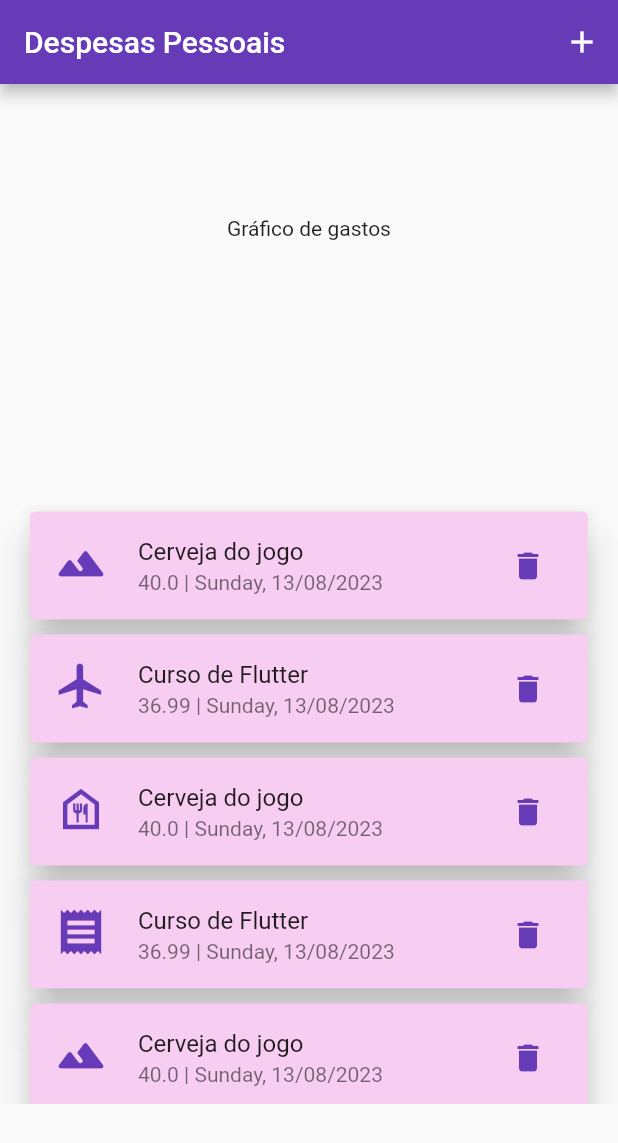
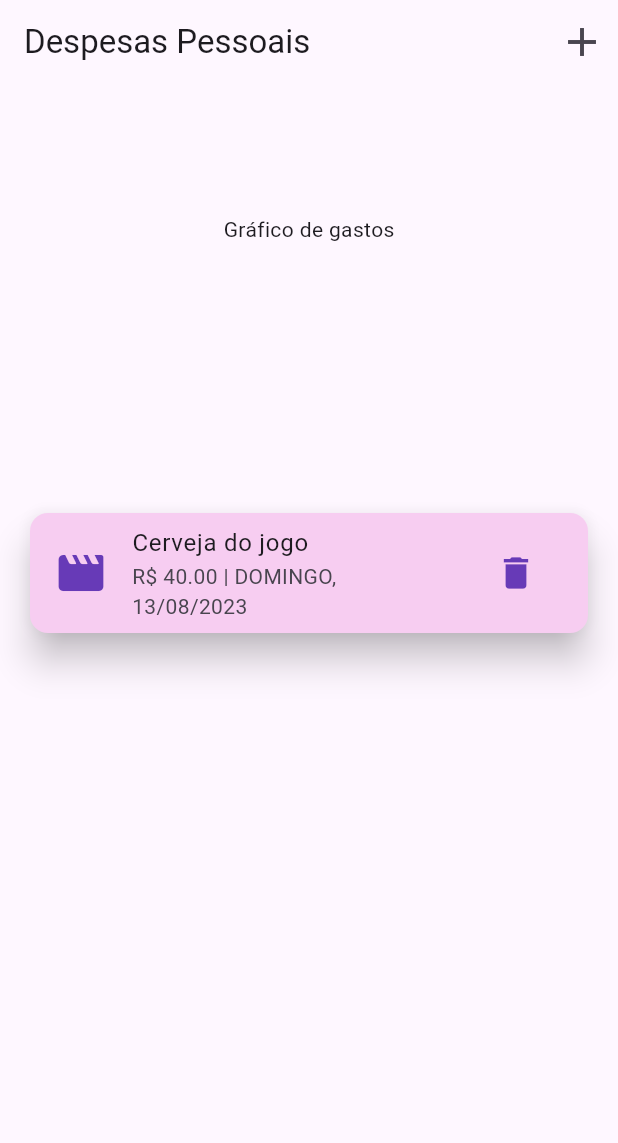
Before and after one commit to Gustaviusss/personal_expenses_app, a Flutter app: the screen it shows after launch, after a tap on the "delete" icon, on a phone screen of 412 x 824 dp. Shown: the top 1143 px of the screen. Run offline on Flutter 3.47's test engine with Material 2 defaults, Android fonts, the phone set to English and light mode, and no system bars.

Commit message:
expenses card finished and added style configurations

```diff
--- a/lib/expenses.dart
+++ b/lib/expenses.dart
@@ -1,7 +1,6 @@
 import 'package:flutter/material.dart';
 import 'package:personal_expenses_app/models/expense_model.dart';
 import 'package:personal_expenses_app/widgets/expenses_list_widget.dart';
-import 'package:intl/intl.dart';
 
 class Expenses extends StatefulWidget {
   const Expenses({super.key});
@@ -15,50 +14,26 @@ class _ExpensesState extends State<Expenses> {
     ExpenseModel(
         title: 'Curso de Flutter',
         amount: 36.99,
-        date: DateFormat('EEEE, dd/MM/yyyy').format(DateTime.now()),
+        date: DateTime.now(),
         category: Category.contas),
     ExpenseModel(
         title: 'Cerveja do jogo',
         amount: 40.00,
-        date: DateFormat('EEEE, dd/MM/yyyy').format(DateTime.now()),
+        date: DateTime.now(),
         category: Category.lazer),
-    ExpenseModel(
-        title: 'Curso de Flutter',
-        amount: 36.99,
-        date: DateFormat('EEEE, dd/MM/yyyy').format(DateTime.now()),
-        category: Category.viagem),
-    ExpenseModel(
-        title: 'Cerveja do jogo',
-        amount: 40.00,
-        date: DateFormat('EEEE, dd/MM/yyyy').format(DateTime.now()),
-        category: Category.alimentacao),
-    ExpenseModel(
-        title: 'Curso de Flutter',
-        amount: 36.99,
-        date: DateFormat('EEEE, dd/MM/yyyy').format(DateTime.now()),
-        category: Category.contas),
-    ExpenseModel(
-        title: 'Cerveja do jogo',
-        amount: 40.00,
-        date: DateFormat('EEEE, dd/MM/yyyy').format(DateTime.now()),
-        category: Category.lazer),
-    ExpenseModel(
-        title: 'Curso de Flutter',
-        amount: 36.99,
-        date: DateFormat('EEEE, dd/MM/yyyy').format(DateTime.now()),
-        category: Category.viagem),
-    ExpenseModel(
-        title: 'Cerveja do jogo',
-        amount: 40.00,
-        date: DateFormat('EEEE, dd/MM/yyyy').format(DateTime.now()),
-        category: Category.alimentacao),
   ];
   @override
   Widget build(BuildContext context) {
     return Scaffold(
       appBar: AppBar(
         title: const Text('Despesas Pessoais'),
-        actions: [IconButton(onPressed: () {}, icon: const Icon(Icons.add))],
+        actions: [
+          IconButton(
+            onPressed: () {},
+            icon: const Icon(Icons.add),
+            iconSize: 32,
+          )
+        ],
       ),
       body: Center(
         child:
@@ -66,7 +41,28 @@ class _ExpensesState extends State<Expenses> {
           const Text('Gráfico de gastos'),
           SizedBox(
               height: 400,
-              child: ExpensesListWidget(expenses: _registeredExpenses))
+              child: _registeredExpenses.isNotEmpty
+                  ? ExpensesListWidget(expenses: _registeredExpenses)
+                  : Center(
+                      child: Column(
+                        mainAxisAlignment: MainAxisAlignment.center,
+                        children: [
+                          Icon(
+                            Icons.attach_money,
+                            size: 80,
+                            color: Colors.grey[600],
+                          ),
+                          Text(
+                            'Não há transações no momento',
+                            textAlign: TextAlign.center,
+                            style: TextStyle(
+                                fontSize: 24,
+                                fontStyle: FontStyle.italic,
+                                color: Colors.grey[700]),
+                          )
+                        ],
+                      ),
+                    ))
         ]),
       ),
     );
--- a/lib/main.dart
+++ b/lib/main.dart
@@ -1,11 +1,15 @@
 import 'package:flutter/material.dart';
 import 'package:personal_expenses_app/expenses.dart';
+import 'package:intl/date_symbol_data_local.dart';
 
 void main() {
-  runApp(
-    MaterialApp(
-        theme:
-            ThemeData(appBarTheme: const AppBarTheme(color: Colors.deepPurple)),
-        home: Expenses()),
-  );
+  initializeDateFormatting('pt_BR', null).then((_) {
+    runApp(
+      MaterialApp(
+        theme: ThemeData(useMaterial3: true),
+        // ThemeData(appBarTheme: const AppBarTheme(color: Colors.deepPurple)),
+        home: const Expenses(),
+      ),
+    );
+  });
 }
--- a/lib/models/expense_model.dart
+++ b/lib/models/expense_model.dart
@@ -1,8 +1,17 @@
+import 'package:flutter/material.dart';
 import 'package:uuid/uuid.dart';
+import 'package:intl/intl.dart';
 
 const uuid = Uuid();
 
 enum Category { alimentacao, viagem, lazer, contas }
+
+const categoryIcons = {
+  Category.alimentacao: Icons.dining_rounded,
+  Category.contas: Icons.receipt_long_rounded,
+  Category.lazer: Icons.movie_creation_rounded,
+  Category.viagem: Icons.flight
+};
 
 class ExpenseModel {
   ExpenseModel(
@@ -15,6 +24,10 @@ class ExpenseModel {
   final String id;
   final String title;
   final double amount;
-  final String date;
+  final DateTime date;
   final Category category;
+
+  String get formattedDate {
+    return DateFormat('EEEE, dd/MM/yyyy', 'pt_BR').format(date).toUpperCase();
+  }
 }
--- /dev/null
+++ b/lib/widgets/expense_card_widget.dart
@@ -0,0 +1,35 @@
+import 'package:flutter/material.dart';
+import 'package:personal_expenses_app/models/expense_model.dart';
+
+class ExpenseCard extends StatelessWidget {
+  const ExpenseCard(
+      {super.key, required this.expense, required this.removeExpense});
+
+  final ExpenseModel expense;
+  final void Function() removeExpense;
+
+  @override
+  Widget build(BuildContext context) {
+    return Card(
+      margin: const EdgeInsets.symmetric(horizontal: 20, vertical: 5),
+      color: const Color.fromARGB(255, 247, 205, 241),
+      elevation: 10,
+      child: ListTile(
+        trailing: IconButton(
+            iconSize: 28,
+            onPressed: removeExpense,
+            icon: const Icon(
+              Icons.delete,
+            )),
+        iconColor: Colors.deepPurple,
+        leading: Icon(
+          categoryIcons[expense.category],
+          size: 36,
+        ),
+        title: Text(expense.title),
+        subtitle: Text("R\$ "
+            "${expense.amount.toStringAsFixed(2)} | ${expense.formattedDate}"),
+      ),
+    );
+  }
+}
--- a/lib/widgets/expenses_list_widget.dart
+++ b/lib/widgets/expenses_list_widget.dart
@@ -1,5 +1,6 @@
 import 'package:flutter/material.dart';
 import 'package:personal_expenses_app/models/expense_model.dart';
+import 'package:personal_expenses_app/widgets/expense_card_widget.dart';
 
 class ExpensesListWidget extends StatefulWidget {
   const ExpensesListWidget({super.key, required this.expenses});
@@ -11,56 +12,20 @@ class ExpensesListWidget extends StatefulWidget {
 }
 
 class _ExpensesListWidgetState extends State<ExpensesListWidget> {
-  @override
-  Widget build(BuildContext context) {
-    IconData? selectedIcon;
-    IconData? getIcon({required Category category}) {
-      switch (category) {
-        case Category.alimentacao:
-          selectedIcon = Icons.food_bank_outlined;
-          break;
-        case (Category.contas):
-          selectedIcon = Icons.receipt;
-          break;
-        case (Category.lazer):
-          selectedIcon = Icons.terrain_rounded;
-          break;
-        case (Category.viagem):
-          selectedIcon = Icons.flight;
-          break;
-        default:
-          selectedIcon = Icons.menu;
-      }
-      return selectedIcon;
-    }
-
   void removeExpense(index) {
     setState(() {
       widget.expenses.remove(index);
     });
   }
 
+  @override
+  Widget build(BuildContext context) {
     return ListView.builder(
       itemCount: widget.expenses.length,
-        itemBuilder: (_, index) => Card(
-              margin: const EdgeInsets.symmetric(horizontal: 20, vertical: 5),
-              color: const Color.fromARGB(255, 247, 205, 241),
-              elevation: 10,
-              child: ListTile(
-                trailing: IconButton.filled(
-                    onPressed: () {
-                      removeExpense(widget.expenses[index]);
-                    },
-                    icon: const Icon(Icons.delete)),
-                iconColor: Colors.deepPurple,
-                leading: Icon(
-                  getIcon(category: widget.expenses[index].category),
-                  size: 36,
+      itemBuilder: (_, index) => ExpenseCard(
+        expense: widget.expenses[index],
+        removeExpense: () => removeExpense(widget.expenses[index]),
       ),
-                title: Text(widget.expenses[index].title),
-                subtitle: Text(
-                    "${widget.expenses[index].amount} | ${widget.expenses[index].date}"),
-              ),
-            ));
+    );
   }
 }
--- a/pubspec.yaml
+++ b/pubspec.yaml
@@ -2,7 +2,7 @@ name: personal_expenses_app
 description: A new Flutter project.
 # The following line prevents the package from being accidentally published to
 # pub.dev using `flutter pub publish`. This is preferred for private packages.
-publish_to: 'none' # Remove this line if you wish to publish to pub.dev
+publish_to: "none" # Remove this line if you wish to publish to pub.dev
 
 # The following defines the version and build number for your application.
 # A version number is three numbers separated by dots, like 1.2.43
@@ -19,7 +19,7 @@ publish_to: 'none' # Remove this line if you wish to publish to pub.dev
 version: 1.0.0+1
 
 environment:
-  sdk: '>=3.0.6 <4.0.0'
+  sdk: ">=3.0.6 <4.0.0"
 
 # Dependencies specify other packages that your package needs in order to work.
 # To automatically upgrade your package dependencies to the latest versions
@@ -30,7 +30,6 @@ environment:
 dependencies:
   flutter:
     sdk: flutter
-
 
   # The following adds the Cupertino Icons font to your application.
   # Use with the CupertinoIcons class for iOS style icons.
@@ -54,7 +53,6 @@ dev_dependencies:
 
 # The following section is specific to Flutter packages.
 flutter:
-
   # The following line ensures that the Material Icons font is
   # included with your application, so that you can use the icons in
   # the material Icons class.
```
Lines whose indentation alone changed are shown as unchanged.
